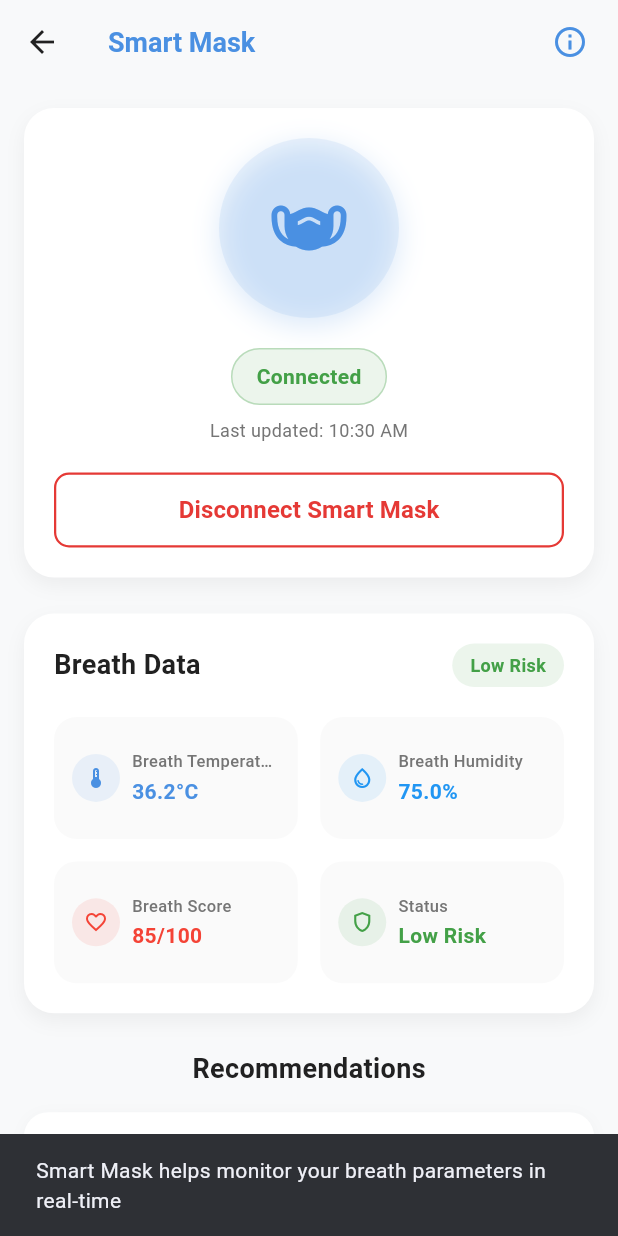
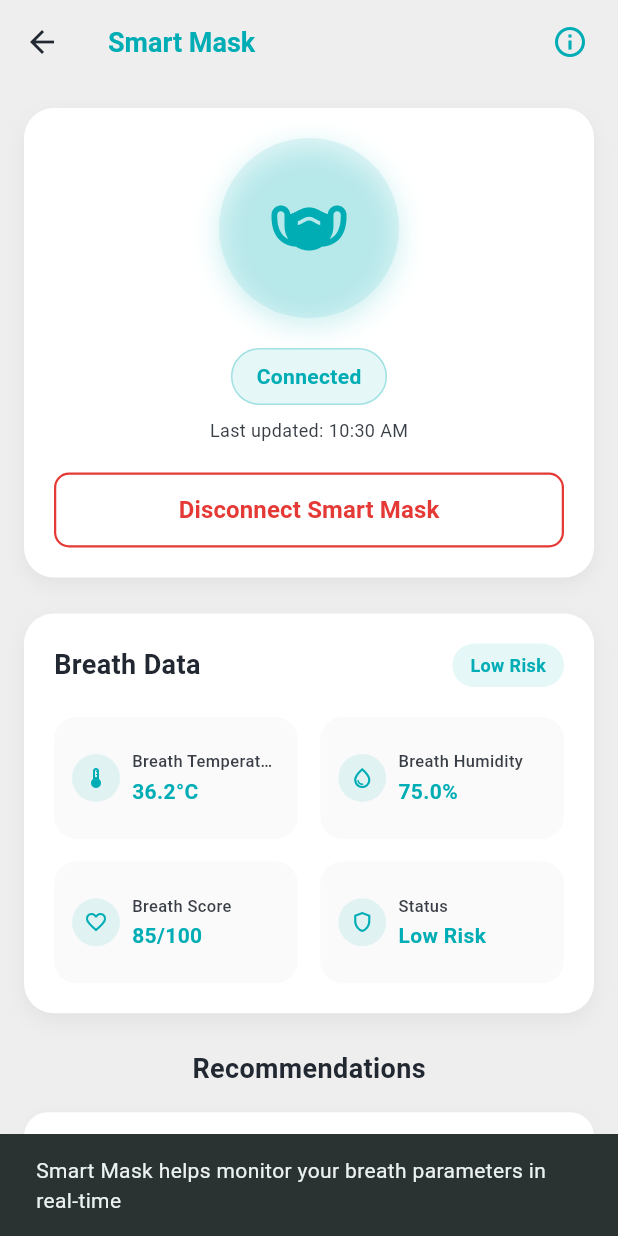
Before and after one commit to Abelboby/asthmaguard, a Flutter app: the SmartMaskScreen screen opened directly, after a tap on "Connect Smart Mask", after a tap on the "info outline" icon, on a phone screen of 412 x 824 dp. Run offline on Flutter 3.47's test engine with Material 3 defaults, Android fonts, the phone set to English and light mode, and no system bars; our stand-ins replace cloud_firestore, firebase_auth, firebase_core, geolocator, google_sign_in; accounts and stored records are empty.

Commit message:
Update AppColors and SmartMaskScreen to standardize color usage: Change primary color to teal blue across various components for consistency, enhance readability, and improve visual coherence in the UI.

```diff
--- a/lib/constants/app_colors.dart
+++ b/lib/constants/app_colors.dart
@@ -2,38 +2,45 @@ import 'package:flutter/material.dart';
 
 class AppColors {
   // Primary Colors
-  static const Color primaryColor = Color(0xFF4A90E2);
-  static const Color secondaryColor = Color(0xFF00C853);
-  static const Color accentColor = Color(0xFFFF9800);
+  static const Color primaryColor = Color(0xFF00ADB5); // Teal blue
+  static const Color secondaryColor = Color(0xFF393E46); // Dark gray
+
+  static const Color accentColor = Color(0xFF00ADB5); // Teal blue accent
 
   // Background Colors
-  static const Color backgroundColor = Color(0xFFF8F9FA);
+  static const Color backgroundColor =
+      Color(0xFFEEEEEE); // Light gray background
   static const Color cardBackgroundColor = Colors.white;
 
   // Text Colors
-  static const Color primaryTextColor = Color(0xFF212121);
-  static const Color secondaryTextColor = Color(0xFF757575);
-  static const Color linkTextColor = Color(0xFF2196F3);
+  static const Color primaryTextColor =
+      Color(0xFF222831); // Very dark gray for text
+  static const Color secondaryTextColor =
+      Color(0xFF393E46); // Dark gray for secondary text
+  static const Color linkTextColor = Color(0xFF00ADB5); // Teal blue for links
 
   // Status Colors
-  static const Color errorColor = Color(0xFFE53935);
-  static const Color warningColor = Color(0xFFFFB300);
-  static const Color successColor = Color(0xFF43A047);
+  static const Color errorColor =
+      Color(0xFFE53935); // Keep for good error visibility
+  static const Color warningColor = Color(0xFFFFB300); // Keep amber for warning
+  static const Color successColor = Color(0xFF00ADB5); // Teal blue for success
 
   // Risk Colors
-  static const Color highRiskColor = Color(0xFFE53935);
-  static const Color mediumRiskColor = Color(0xFFFFB300);
-  static const Color lowRiskColor = Color(0xFF43A047);
+  static const Color highRiskColor =
+      Color(0xFFE53935); // Keep red for high risk
+  static const Color mediumRiskColor =
+      Color(0xFFFFB300); // Keep amber for medium risk
+  static const Color lowRiskColor = Color(0xFF00ADB5); // Teal blue for low risk
 
   // Gradient Colors
   static final List<Color> primaryGradient = [
-    const Color(0xFF4A90E2),
-    const Color(0xFF63A4FF),
+    const Color(0xFF00ADB5), // Teal blue
+    const Color(0xFF00ADB5).withOpacity(0.8), // Teal blue with opacity
   ];
 
   static final List<Color> successGradient = [
-    const Color(0xFF43A047),
-    const Color(0xFF66BB6A),
+    const Color(0xFF00ADB5), // Teal blue
+    const Color(0xFF00ADB5).withOpacity(0.7), // Teal blue with opacity
   ];
 
   static final List<Color> warningGradient = [
--- a/lib/screens/smart_mask/smart_mask_screen.dart
+++ b/lib/screens/smart_mask/smart_mask_screen.dart
@@ -311,19 +311,19 @@ class _SmartMaskScreenState extends State<SmartMaskScreen> {
                 'Breath Temperature',
                 '${_breathData!.breathTemperature}°C',
                 Icons.thermostat_outlined,
-                AppColors.primaryColor,
+                AppColors.primaryColor, // Teal blue
               ),
               _buildBreathDataTile(
                 'Breath Humidity',
                 '${_breathData!.breathHumidity}%',
                 Icons.water_drop_outlined,
-                Colors.blue,
+                AppColors.primaryColor, // Teal blue
               ),
               _buildBreathDataTile(
                 'Breath Score',
                 '${_breathData!.score}/100',
                 Icons.favorite_outline,
-                Colors.red,
+                AppColors.primaryColor, // Teal blue
               ),
               _buildBreathDataTile(
                 'Status',
@@ -429,19 +429,19 @@ class _SmartMaskScreenState extends State<SmartMaskScreen> {
         'icon': Icons.masks_outlined,
         'title': 'Connect Smart Mask',
         'description': 'Connect your mask to get personalized recommendations.',
-        'color': AppColors.primaryColor,
+        'color': AppColors.primaryColor, // Teal blue
       },
       {
         'icon': Icons.air_outlined,
         'title': 'Check Air Quality',
         'description': 'Be aware of your local air quality conditions.',
-        'color': Colors.blue,
+        'color': AppColors.primaryColor, // Teal blue
       },
       {
         'icon': Icons.health_and_safety_outlined,
         'title': 'Monitor Symptoms',
         'description': 'Keep track of any respiratory symptoms you experience.',
-        'color': Colors.purple,
+        'color': AppColors.primaryColor, // Teal blue
       },
     ];
 
@@ -455,20 +455,20 @@ class _SmartMaskScreenState extends State<SmartMaskScreen> {
             'icon': Icons.medical_services_outlined,
             'title': 'Consult Doctor',
             'description': 'Contact your healthcare provider immediately.',
-            'color': AppColors.errorColor,
+            'color': AppColors.errorColor, // Keep red for error
           },
           {
             'icon': Icons.home_outlined,
             'title': 'Stay Indoors',
             'description': 'Minimize outdoor activities.',
-            'color': AppColors.warningColor,
+            'color': AppColors.primaryColor, // Teal blue
           },
           {
             'icon': Icons.masks_outlined,
             'title': 'Keep Mask On',
             'description':
                 'Continue using your smart mask to monitor your condition.',
-            'color': AppColors.primaryColor,
+            'color': AppColors.primaryColor, // Teal blue
           },
         ];
       } else if (riskStatus.contains('medium')) {
@@ -478,19 +478,19 @@ class _SmartMaskScreenState extends State<SmartMaskScreen> {
             'title': 'Use Smart Mask',
             'description':
                 'Continue monitoring your breath data with the smart mask.',
-            'color': AppColors.primaryColor,
+            'color': AppColors.primaryColor, // Teal blue
           },
           {
             'icon': Icons.air_outlined,
             'title': 'Monitor Environment',
             'description': 'Be aware of air quality in your surroundings.',
-            'color': AppColors.warningColor,
+            'color': AppColors.primaryColor, // Teal blue
           },
           {
             'icon': Icons.medical_services_outlined,
             'title': 'Track Symptoms',
             'description': 'Record any symptoms you experience in a journal.',
-            'color': Colors.purple,
+            'color': AppColors.primaryColor, // Teal blue
           },
         ];
       } else {
@@ -499,19 +499,19 @@ class _SmartMaskScreenState extends State<SmartMaskScreen> {
             'icon': Icons.favorite_outline,
             'title': 'Maintain Wellness',
             'description': 'Continue your healthy routine with the smart mask.',
-            'color': AppColors.successColor,
+            'color': AppColors.successColor, // Teal blue
           },
           {
             'icon': Icons.water_drop_outlined,
             'title': 'Stay Hydrated',
             'description': 'Drink plenty of water throughout the day.',
-            'color': Colors.blue,
+            'color': AppColors.primaryColor, // Teal blue
           },
           {
             'icon': Icons.nightlight_outlined,
             'title': 'Quality Sleep',
             'description': 'Ensure you get adequate rest.',
-            'color': Colors.indigo,
+            'color': AppColors.primaryColor, // Teal blue
           },
         ];
       }
--- a/lib/widgets/weather_card.dart
+++ b/lib/widgets/weather_card.dart
@@ -163,7 +163,7 @@ class WeatherCard extends StatelessWidget {
                 'Humidity',
                 '${weatherData.humidity}%',
                 Icons.water_drop_outlined,
-                Colors.blue,
+                AppColors.primaryColor,
                 isSafe: safetyCheck?['humidity'],
                 safeRange: prescription != null
                     ? '${prescription!.minHumidity}-${prescription!.maxHumidity}%'
@@ -173,7 +173,7 @@ class WeatherCard extends StatelessWidget {
                 'Pressure',
                 '${weatherData.pressure} hPa',
                 Icons.speed_outlined,
-                Colors.orange,
+                AppColors.primaryColor,
                 isSafe: safetyCheck?['pressure'],
                 safeRange: prescription != null
                     ? '${prescription!.minPressure}-${prescription!.maxPressure} hPa'
@@ -183,7 +183,7 @@ class WeatherCard extends StatelessWidget {
                 'Wind Speed',
                 '${weatherData.windSpeed} m/s',
                 Icons.air_outlined,
-                Colors.teal,
+                AppColors.primaryColor,
                 isSafe: safetyCheck?['windSpeed'],
                 safeRange: prescription != null
                     ? 'Max ${prescription!.maxWindSpeed} m/s'
@@ -195,7 +195,7 @@ class WeatherCard extends StatelessWidget {
                   'UV Index',
                   weatherData.uvIndex!,
                   Icons.wb_sunny_outlined,
-                  Colors.amber,
+                  AppColors.primaryColor,
                 ),
             ],
           ),
```
